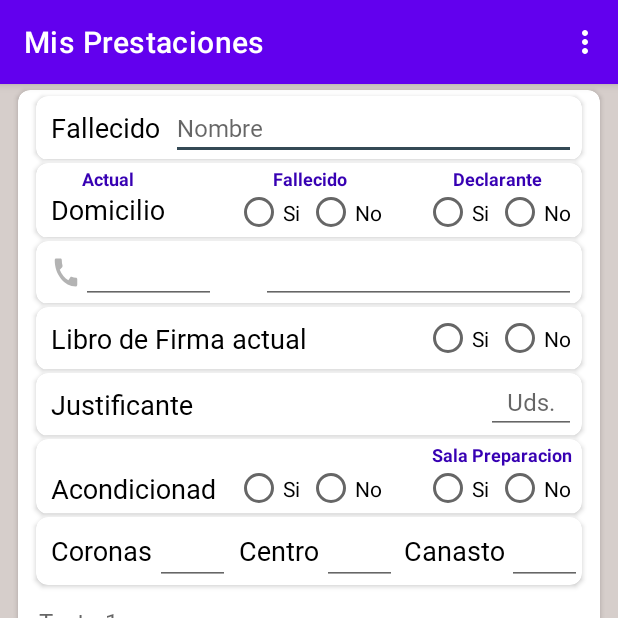
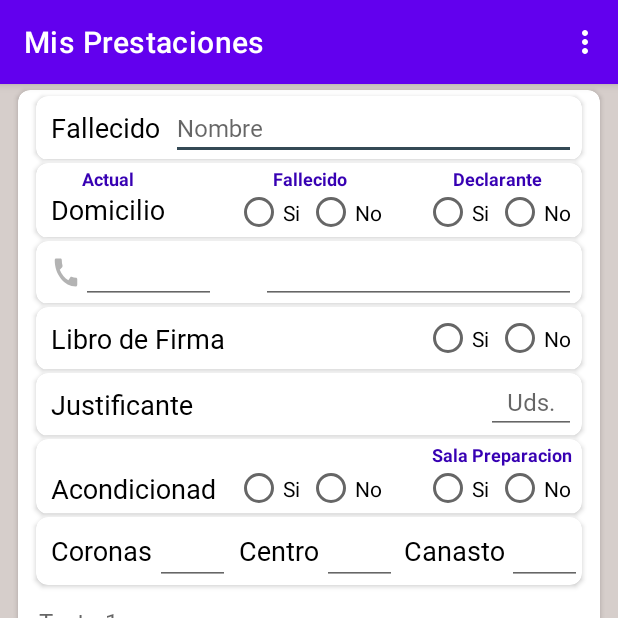
Before and after one commit to matias4444/mis-prestaciones, an Android app: the screen it shows after launch (MainActivity), on a phone screen of 412 x 824 dp, the top half of it. Run offline under Robolectric (Android 15) with nearby library versions, the phone set to English and light mode, and no system bars; our stand-ins replace CircleImageView, navigation-ui; Roboto replaces fonts that are not available here.

Commit message:
quitamos libro de firma actual se coloca sin actual

```diff
--- a/app/src/main/res/layout/activity_main.xml
+++ b/app/src/main/res/layout/activity_main.xml
@@ -452,7 +452,7 @@
                         android:layout_gravity="center_vertical"
                         android:layout_marginStart="10dp"
                         android:layout_marginEnd="20dp"
-                        android:text="Libro de Firma actual"
+                        android:text="Libro de Firma"
                         android:textColor="@color/black"
                         android:textSize="18dp"
                         android:textStyle="bold" />
```
